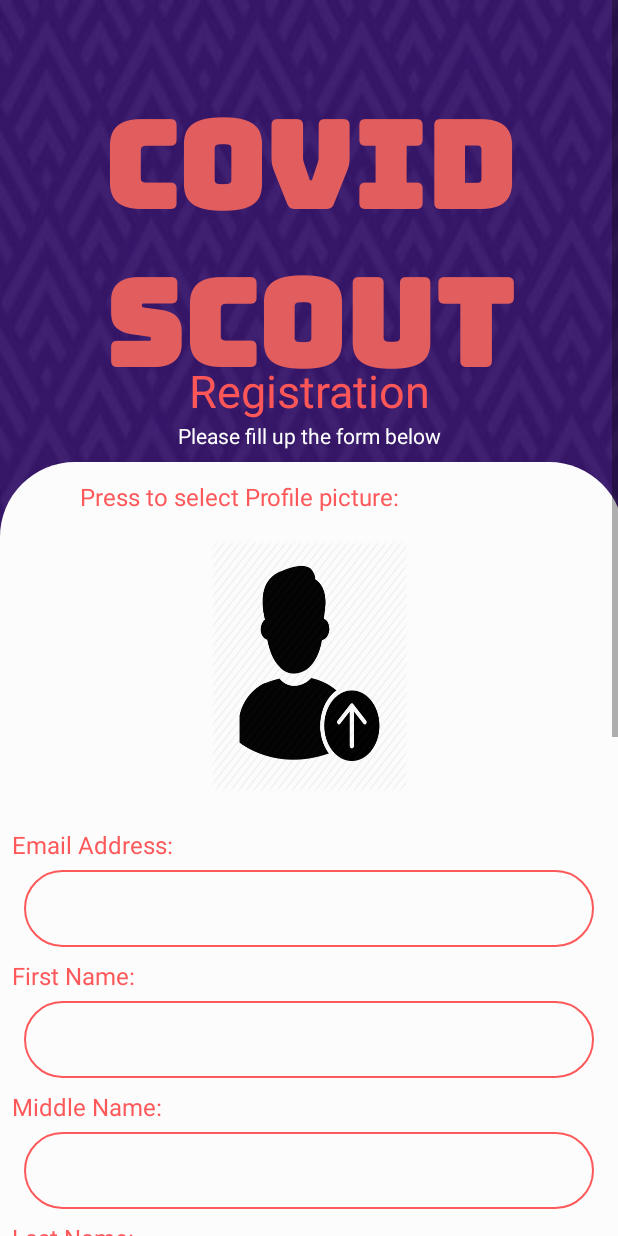
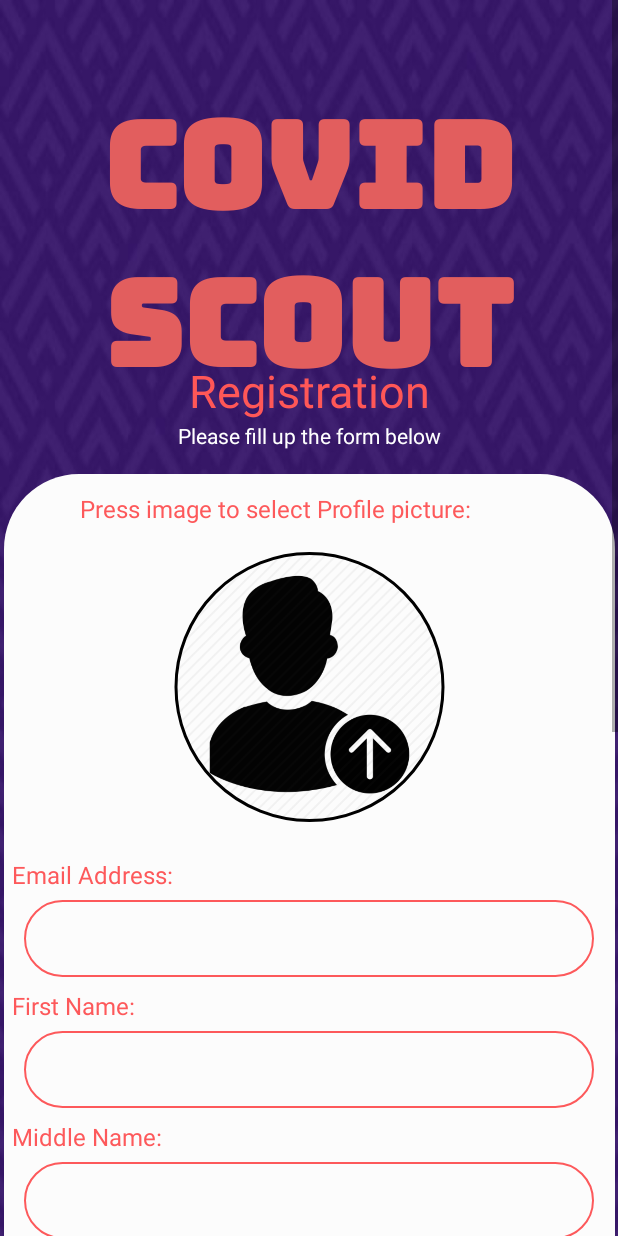
Before and after one commit to omega391/COVID-Tracing-App, an Android app: the screen it shows after launch (register), after a tap on "Register", on a phone screen of 412 x 824 dp. Run offline under Robolectric (Android 15) with nearby library versions, the phone set to English and light mode, and no system bars; our stand-ins replace CircleImageView, Firebase (no records; nobody signed in at launch, a user with empty details on screens opened directly); libraries missing offline, so code that uses them is left out: com.journeyapps.barcodescanner; Roboto replaces fonts that are not available here.

```diff
--- a/app/build.gradle
+++ b/app/build.gradle
@@ -42,4 +42,7 @@ dependencies {
     implementation 'com.github.bumptech.glide:glide:4.11.0'
     annotationProcessor 'com.github.bumptech.glide:compiler:4.11.0'
     implementation 'com.squareup.picasso:picasso:2.71828'
+    implementation 'de.hdodenhof:circleimageview:3.1.0'
+    compile 'com.github.markushi:circlebutton:1.1'
+    implementation 'com.google.android.material:material:1.0.0'
 }
--- a/app/src/main/AndroidManifest.xml
+++ b/app/src/main/AndroidManifest.xml
@@ -2,7 +2,7 @@
 <manifest xmlns:android="http://schemas.android.com/apk/res/android"
     package="com.example.covidtracingapp">
 
-    <uses-permission android:name="android.permission.CAMERA"/>
+    <uses-permission android:name="android.permission.CAMERA" />
     <uses-permission android:name="android.permission.READ_EXTERNAL_STORAGE" />
     <uses-permission android:name="android.permission.WRITE_EXTERNAL_STORAGE" />
 
@@ -13,7 +13,8 @@
         android:roundIcon="@mipmap/ic_launcher_round"
         android:supportsRtl="true"
         android:theme="@style/AppTheme">
-        <activity android:name=".Homepage"></activity>
+        <activity android:name=".QRCODE"></activity>
+        <activity android:name=".Homepage" />
         <activity
             android:name=".QRgenerator"
             android:screenOrientation="locked" />
--- a/app/src/main/java/com/example/covidtracingapp/register.java
+++ b/app/src/main/java/com/example/covidtracingapp/register.java
@@ -9,7 +9,6 @@ import android.app.ProgressDialog;
 import android.content.Context;
 import android.content.DialogInterface;
 import android.content.Intent;
-import android.database.Cursor;
 import android.graphics.Bitmap;
 import android.graphics.drawable.BitmapDrawable;
 import android.graphics.drawable.Drawable;
@@ -21,13 +20,10 @@ import android.view.View;
 import android.widget.Button;
 import android.widget.CheckBox;
 import android.widget.EditText;
-import android.widget.Gallery;
 import android.widget.ImageView;
-import android.widget.ProgressBar;
 import android.widget.TextView;
 import android.widget.Toast;
 
-import com.bumptech.glide.load.engine.bitmap_recycle.ByteArrayAdapter;
 import com.google.android.gms.tasks.OnCompleteListener;
 import com.google.android.gms.tasks.OnFailureListener;
 import com.google.android.gms.tasks.OnSuccessListener;
@@ -41,16 +37,13 @@ import com.google.firebase.database.FirebaseDatabase;
 import com.google.firebase.storage.FirebaseStorage;
 import com.google.firebase.storage.StorageReference;
 import com.google.firebase.storage.UploadTask;
-import com.google.j2objc.annotations.ReflectionSupport;
 import com.google.zxing.BarcodeFormat;
 import com.google.zxing.MultiFormatWriter;
 import com.google.zxing.common.BitMatrix;
 import com.journeyapps.barcodescanner.BarcodeEncoder;
 
 import java.io.ByteArrayOutputStream;
-import java.io.File;
 import java.io.OutputStream;
-import java.util.regex.Pattern;
 
 
 public class register extends AppCompatActivity {
@@ -65,6 +58,7 @@ public class register extends AppCompatActivity {
     String uid;
     OutputStream outputStream;
     ProgressDialog progressDialog;
+
     final int PICK_IMAGES = 100;
     final int CAMERA_REQUEST = 1888;
     @Override
@@ -81,7 +75,7 @@ public class register extends AppCompatActivity {
         HomeAddress = findViewById(R.id.homeAddress);
         pwd = (EditText)findViewById(R.id.pwd);
         btnsubmit = findViewById(R.id.btnsubmit);
-        dpHolder = findViewById(R.id.dpHolder);
+        dpHolder = findViewById(R.id.imageView);
         ID2 = findViewById(R.id.ID2);
         dpHolder.setOnClickListener(new View.OnClickListener() {
             @Override
@@ -135,6 +129,7 @@ public class register extends AppCompatActivity {
                 progressDialog.getWindow().setBackgroundDrawableResource(
                         android.R.color.transparent
                 );
+
                 mAuth.createUserWithEmailAndPassword(Username, password).addOnCompleteListener(new OnCompleteListener<AuthResult>() {
                     @Override
                     public void onComplete(@NonNull Task<AuthResult> task) {
@@ -282,13 +277,5 @@ public class register extends AppCompatActivity {
 
         }
     }
-//        FRAAAAAANZZZZZZZ
-//
-//                FRAAAAAANZZZZZZZ
-//        FRAAAAAANZZZZZZZ
-//                FRAAAAAANZZZZZZZ
-//        FRAAAAAANZZZZZZZ
-//                FRAAAAAANZZZZZZZ
-//        FRAAAAAANZZZZZZZ
-// https://github.com/omega391/COVID-Tracing-App/invitations
+
 }
--- a/app/src/main/res/layout/activity_register.xml
+++ b/app/src/main/res/layout/activity_register.xml
@@ -13,12 +13,11 @@
 
         <View
             android:id="@+id/view2"
-            android:layout_width="416dp"
-            android:layout_height="1073dp"
-            android:layout_marginTop="8dp"
+            android:layout_width="407dp"
+            android:layout_height="1075dp"
+            android:layout_marginTop="16dp"
             android:background="@drawable/login_button_custom"
             app:layout_constraintEnd_toEndOf="parent"
-            app:layout_constraintHorizontal_bias="0.0"
             app:layout_constraintStart_toStartOf="parent"
             app:layout_constraintTop_toBottomOf="@+id/textView16" />
 
@@ -35,7 +34,7 @@
             app:layout_constraintEnd_toEndOf="parent"
             app:layout_constraintHorizontal_bias="0.0"
             app:layout_constraintStart_toStartOf="parent"
-            app:layout_constraintTop_toBottomOf="@+id/dpHolder" />
+            app:layout_constraintTop_toBottomOf="@+id/imageView" />
 
         <TextView
             android:id="@+id/PROFPICTXTVIEW8"
@@ -133,7 +132,7 @@
             android:layout_height="24dp"
 
             android:layout_marginTop="12dp"
-            android:text="Press to select Profile picture: "
+            android:text="Press image to select Profile picture: "
             android:textColor="#FD595B"
             android:textSize="16sp"
             app:layout_constraintEnd_toEndOf="parent"
@@ -360,15 +359,19 @@
             app:layout_constraintStart_toStartOf="parent"
             app:layout_constraintTop_toTopOf="parent" />
 
-        <ImageView
-            android:id="@+id/dpHolder"
-            android:layout_width="131dp"
-            android:layout_height="168dp"
+        <de.hdodenhof.circleimageview.CircleImageView
+
+            android:id="@+id/imageView"
+            android:layout_width="187dp"
+            android:layout_height="180dp"
             android:layout_marginTop="52dp"
-            android:background="@drawable/dpupload"
+            android:src="@drawable/dpupload"
+            app:civ_border_color="#FF000000"
+            app:civ_border_width="2dp"
             app:layout_constraintEnd_toEndOf="parent"
             app:layout_constraintStart_toStartOf="parent"
             app:layout_constraintTop_toTopOf="@+id/view2" />
 
+
     </androidx.constraintlayout.widget.ConstraintLayout>
 </ScrollView>
--- a/build.gradle
+++ b/build.gradle
@@ -19,6 +19,8 @@ allprojects {
     repositories {
         google()
         jcenter()
+        mavenCentral()
+        mavenLocal()
 
     }
 }
```
Also changed, not shown: app/src/main/java/com/example/covidtracingapp/Homepage.java (+37 -6 lines), app/src/main/java/com/example/covidtracingapp/QRCODE.java (added, +64 -0 lines), app/src/main/res/layout/activity_homepage.xml (+34 -32 lines), app/src/main/res/layout/activity_q_r_c_o_d_e.xml (added, +32 -0 lines), app/src/main/res/layout/qrimage.xml (added, +46 -0 lines), app/src/main/res/drawable/qrlogo.png (added).
